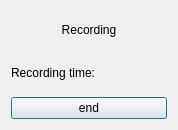
The window that UIMyoWekaGenFiles/RecordingDialog.ui (DMIunipg/AI-Gestures-Classifier) describes before a commit, drawn with Qt 5.
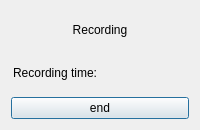
The same window after the commit.

The edit to the form file:
```diff
--- a/UIMyoWekaGenFiles/RecordingDialog.ui
+++ b/UIMyoWekaGenFiles/RecordingDialog.ui
@@ -6,19 +6,19 @@
    <rect>
     <x>0</x>
     <y>0</y>
-    <width>178</width>
+    <width>200</width>
     <height>130</height>
    </rect>
   </property>
   <property name="minimumSize">
    <size>
-    <width>178</width>
+    <width>200</width>
     <height>130</height>
    </size>
   </property>
   <property name="maximumSize">
    <size>
-    <width>178</width>
+    <width>200</width>
     <height>130</height>
    </size>
   </property>
```
